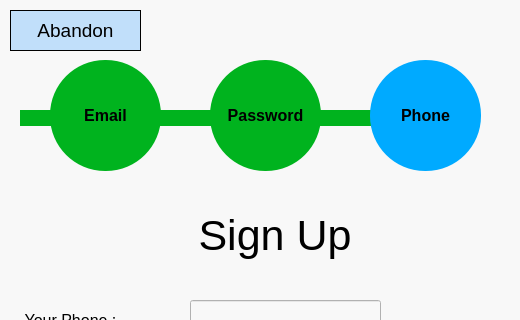
Above: UI_Files/Phone Sign Up.ui from StegoMailo/Desktop-App before the change; both pictures show x 0 to 520 and y 0 to 320 of the 520 by 630 pixel window. Below: the same form after it.
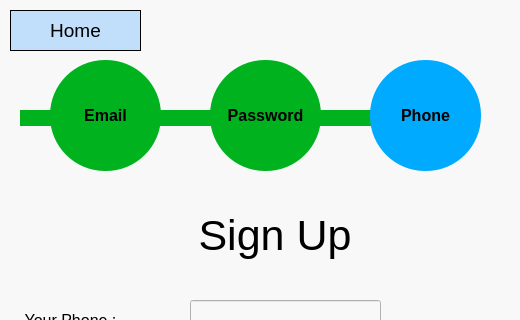
That is the form after the change.

Patch:
```diff
--- a/UI_Files/Phone Sign Up.ui
+++ b/UI_Files/Phone Sign Up.ui
@@ -184,7 +184,7 @@
 background-color: rgb(138, 198, 253,0.5);</string>
    </property>
    <property name="text">
-    <string>Abandon</string>
+    <string>Home</string>
    </property>
   </widget>
   <widget class="QLabel" name="EmailToPassword">
```
Left out of the diff: 4 changed lines with no effect on the pictures.
